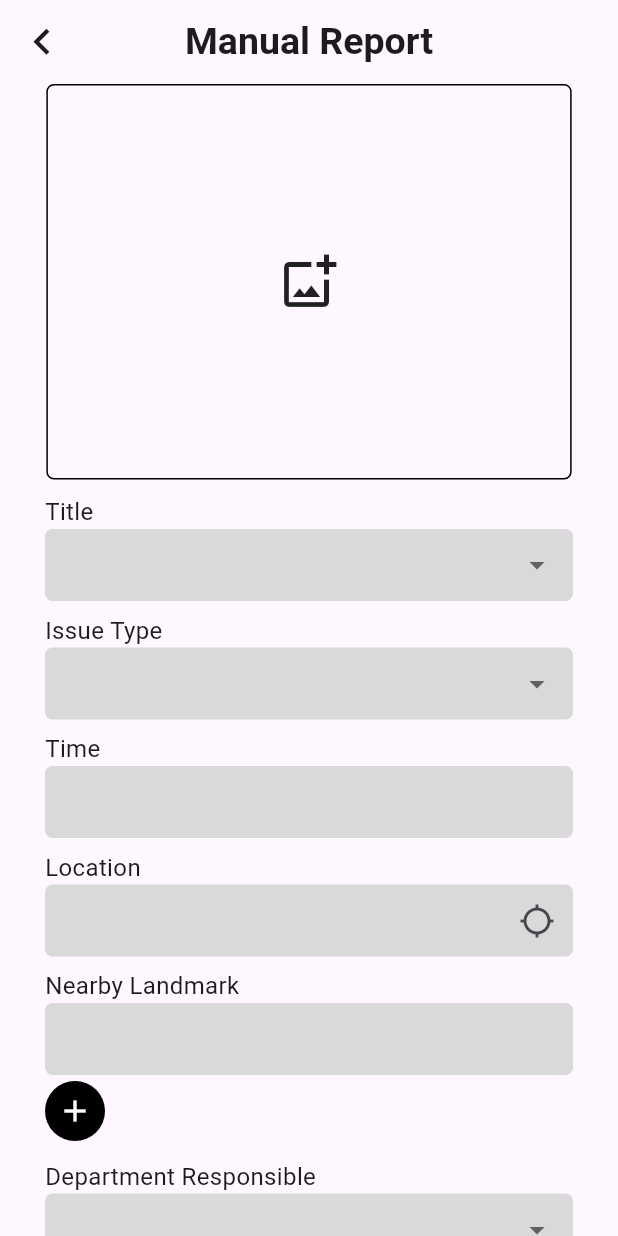
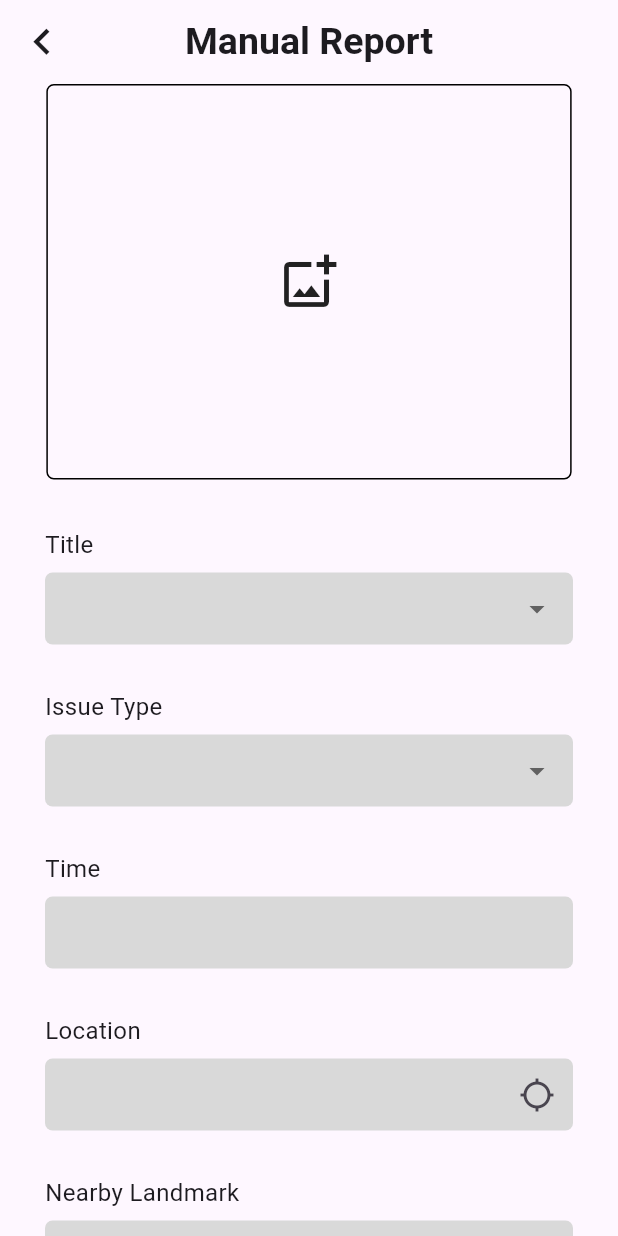
Before and after one commit to junhubdotcom/vhack_steadypunpipi, a Flutter app: the ManualReport screen opened directly, on a phone screen of 412 x 824 dp. Run offline on Flutter 3.47's test engine with Material 3 defaults, Android fonts, the light colour scheme and no system bars; our stand-ins replace camera, flutter_gemini, geocoding, geolocator, google_generative_ai, image_picker.

Commit message:
add_padding

```diff
--- a/lib/route.dart
+++ b/lib/route.dart
@@ -1,6 +1,5 @@
 import 'package:flutter/material.dart';
 import 'package:steadypunpipi_vhack/screens/camera/camera.dart';
-import 'package:steadypunpipi_vhack/screens/camera/camera_selection.dart';
 import 'package:steadypunpipi_vhack/screens/map/map.dart';
 import 'package:steadypunpipi_vhack/screens/reportList/report.dart';
 
@@ -8,7 +7,7 @@ import 'package:steadypunpipi_vhack/screens/reportList/report.dart';
 class AppRoutes {
   static final List<Widget> pages = [
     MapPage(),
-    CameraSelection(),
+    CameraPage(),
     ReportPage(),
     ReportPage(),
   ];
--- a/lib/widget/camera/label.dart
+++ b/lib/widget/camera/label.dart
@@ -6,9 +6,12 @@ class Label extends StatelessWidget {
 
   @override
   Widget build(BuildContext context) {
-    return Text(
-      title,
-      style: TextStyle(fontSize: 16),
+    return Padding(
+      padding: const EdgeInsets.only(top: 22, bottom: 7),
+      child: Text(
+        title,
+        style: TextStyle(fontSize: 16),
+      ),
     );
   }
 }
```
Also changed, not shown: lib/screens/camera/report_analyse.dart (+26 -24 lines), 12 other files.
